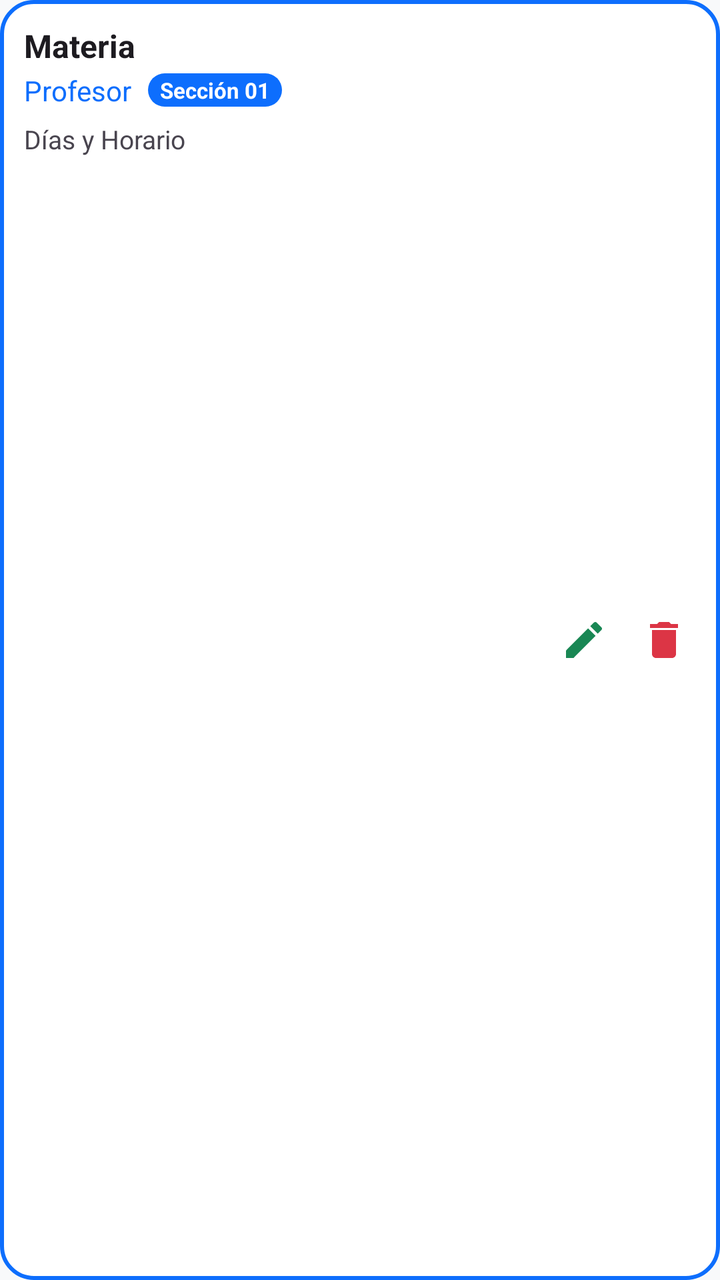
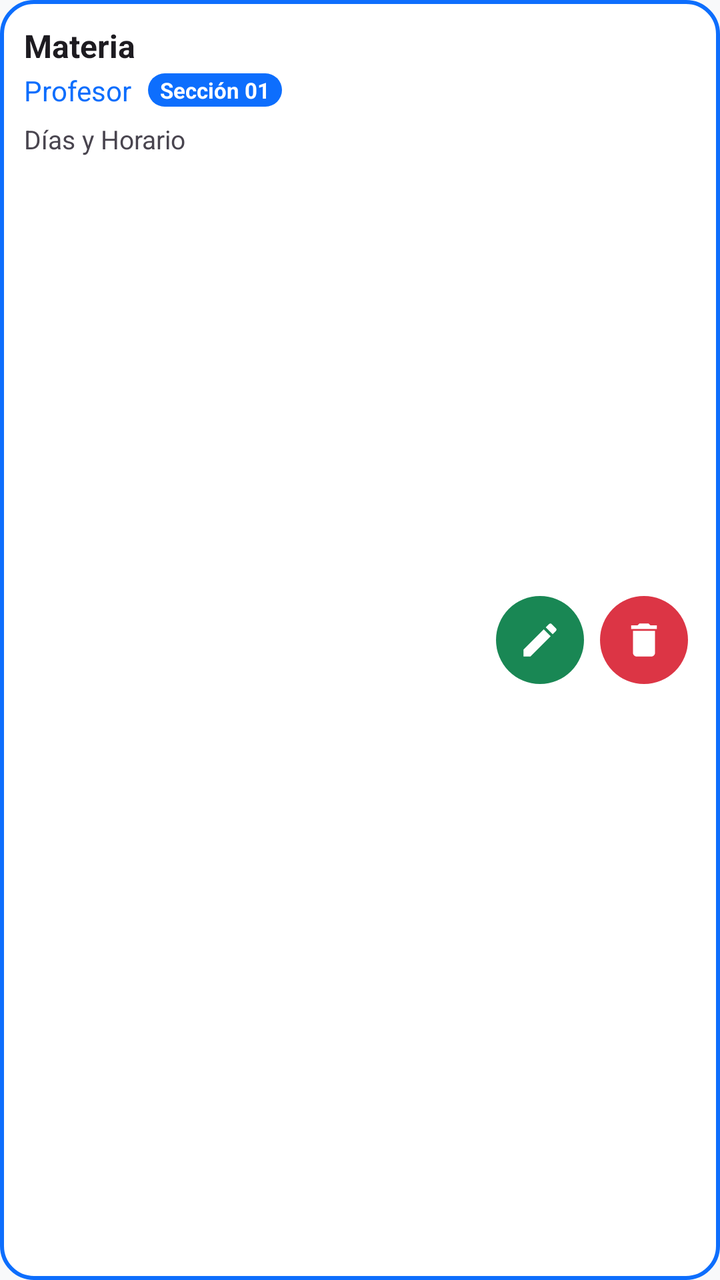

The first picture is an Android layout as it rendered before a commit; the second is the same layout after the commit. The layout source and the unified diff follow.
<!-- AndroidManifest.xml: application theme Theme.MyApplication -->
<!-- res/layout/item_schedule.xml -->
<?xml version="1.0" encoding="utf-8"?>
<RelativeLayout xmlns:android="http://schemas.android.com/apk/res/android"
    xmlns:app="http://schemas.android.com/apk/res-auto"
    android:layout_width="match_parent"
    android:layout_height="wrap_content"
    android:padding="12dp"
    android:layout_marginBottom="10dp"
    android:layout_marginHorizontal="2dp"
    android:background="@drawable/bg_list_item">

    <LinearLayout
        android:id="@+id/layoutScheduleText"
        android:layout_width="wrap_content"
        android:layout_height="wrap_content"
        android:layout_alignParentStart="true"
        android:layout_toStartOf="@id/layoutScheduleActions"
        android:orientation="vertical">

        <TextView
            android:id="@+id/tvScheduleSubject"
            android:layout_width="wrap_content"
            android:layout_height="wrap_content"
            android:text="Materia"
            android:textColor="?android:attr/textColorPrimary"
            android:textSize="16sp"
            android:textStyle="bold"
            android:layout_marginBottom="2dp" />

        <LinearLayout
            android:layout_width="wrap_content"
            android:layout_height="wrap_content"
            android:orientation="horizontal"
            android:gravity="center_vertical"
            android:layout_marginBottom="2dp">

            <TextView
                android:id="@+id/tvScheduleProfessor"
                android:layout_width="wrap_content"
                android:layout_height="wrap_content"
                android:text="Profesor"
                android:textColor="?attr/colorPrimary"
                android:textSize="14sp" />

            <TextView
                android:id="@+id/tvScheduleSection"
                android:layout_width="wrap_content"
                android:layout_height="wrap_content"
                android:layout_marginStart="8dp"
                android:text="Sección 01"
                android:textSize="11sp"
                android:textStyle="bold"
                android:paddingHorizontal="6dp"
                android:paddingVertical="1dp"
                android:background="@drawable/bg_badge_primary"
                android:textColor="@color/white"
                android:visibility="visible" />
        </LinearLayout>

        <TextView
            android:id="@+id/tvScheduleTime"
            android:layout_width="wrap_content"
            android:layout_height="wrap_content"
            android:text="Días y Horario"
            android:textColor="?android:attr/textColorSecondary"
            android:textSize="13sp"
            android:layout_marginTop="4dp" />
    </LinearLayout>

    <LinearLayout
        android:id="@+id/layoutScheduleActions"
        android:layout_width="wrap_content"
        android:layout_height="wrap_content"
        android:layout_alignParentEnd="true"
        android:layout_centerVertical="true"
        android:orientation="horizontal">

        <ImageButton
            android:id="@+id/btnEditSchedule"
            android:layout_width="32dp"
            android:layout_height="32dp"
            android:background="?attr/selectableItemBackgroundBorderless"
            android:src="@drawable/ic_edit"
            app:tint="@color/bs_success"
            android:contentDescription="Editar horario"/>

        <ImageButton
            android:id="@+id/btnDeleteSchedule"
            android:layout_width="32dp"
            android:layout_height="32dp"
            android:layout_marginStart="8dp"
            android:background="?attr/selectableItemBackgroundBorderless"
            android:src="@drawable/ic_delete"
            app:tint="@color/bs_danger"
            android:contentDescription="Eliminar horario"/>
    </LinearLayout>

</RelativeLayout>
<!-- resources referenced by this layout -->
<resources>
  <color name="bs_danger">#dc3545</color>
  <color name="bs_success">#198754</color>
  <color name="white">#FFFFFFFF</color>
  <!-- drawable bg_badge_primary (drawable) -->
  <?xml version="1.0" encoding="utf-8"?>
  <shape xmlns:android="http://schemas.android.com/apk/res/android">
      <solid android:color="?attr/colorPrimary" />
      <corners android:radius="10dp" />
  </shape>
  <!-- drawable bg_list_item (drawable) -->
  <?xml version="1.0" encoding="utf-8"?>
  <shape xmlns:android="http://schemas.android.com/apk/res/android">
      <solid android:color="?attr/colorSurface" />
      <stroke
          android:width="2dp"
          android:color="?attr/colorPrimary" />
      <corners android:radius="16dp" />
  </shape>
  <!-- drawable ic_delete (drawable) -->
  <vector xmlns:android="http://schemas.android.com/apk/res/android"
      android:width="24dp"
      android:height="24dp"
      android:viewportWidth="24"
      android:viewportHeight="24">
      <path
          android:fillColor="#000000"
          android:pathData="M6,19c0,1.1 0.9,2 2,2h8c1.1,0 2,-0.9 2,-2V7H6v12zM19,4h-3.5l-1,-1h-5l-1,1H5v2h14V4z" />
  </vector>
  <!-- drawable ic_edit (drawable) -->
  <vector xmlns:android="http://schemas.android.com/apk/res/android"
      android:width="24dp"
      android:height="24dp"
      android:viewportWidth="24"
      android:viewportHeight="24">
      <path
          android:fillColor="#000000"
          android:pathData="M3,17.25V21h3.75L17.81,9.94l-3.75,-3.75L3,17.25zM20.71,7.04c0.39,-0.39 0.39,-1.02 0,-1.41l-2.34,-2.34c-0.39,-0.39 -1.02,-0.39 -1.41,0l-1.83,1.83 3.75,3.75 1.83,-1.83z" />
  </vector>
  <style name="Theme.MyApplication" parent="Base.Theme.MyApplication" />
  <style name="Base.Theme.MyApplication" parent="Theme.Material3.DayNight.NoActionBar">
          <item name="colorPrimary">@color/accent_blue</item>
          <item name="colorOnPrimary">@color/white</item>
          <item name="colorSecondary">@color/bs_secondary</item>
          <item name="android:statusBarColor">@color/bs_dark</item>
          <item name="android:windowBackground">@color/bs_light</item>
          <item name="colorSurface">@color/surface_light</item>
          <item name="materialCardViewStyle">@style/Widget.Bootstrap.Card</item>
          <item name="cardViewStyle">@style/Widget.Bootstrap.Card</item>
          <item name="alertDialogTheme">@style/Theme.MyApplication.Dialog</item>
      </style>
  <color name="accent_blue">#0d6efd</color>
  <color name="bs_secondary">#6c757d</color>
  <color name="bs_dark">#212529</color>
  <color name="bs_light">#f8f9fa</color>
  <color name="surface_light">#FFFFFF</color>
  <style name="Widget.Bootstrap.Card" parent="Widget.Material3.CardView.Outlined">
          <item name="cardBackgroundColor">?attr/colorSurface</item>
          <item name="cardCornerRadius">16dp</item>
          <item name="cardElevation">3dp</item>
          <item name="strokeColor">?attr/colorPrimary</item>
          <item name="strokeWidth">2dp</item>
          <item name="android:layout_margin">8dp</item>
      </style>
  <style name="Theme.MyApplication.Dialog" parent="ThemeOverlay.Material3.MaterialAlertDialog">
          <item name="shapeAppearanceOverlay">@style/ShapeAppearance.MyApplication.Dialog</item>
      </style>
  <style name="ShapeAppearance.MyApplication.Dialog" parent="ShapeAppearance.Material3.LargeComponent">
          <item name="cornerSize">20dp</item>
      </style>
</resources>

<!-- the commit's change to res/layout/item_schedule.xml (unified diff, before → after) -->
@@ -74,23 +74,50 @@
         android:layout_centerVertical="true"
         android:orientation="horizontal">
 
-        <ImageButton
+        <com.google.android.material.button.MaterialButton
             android:id="@+id/btnEditSchedule"
-            android:layout_width="32dp"
-            android:layout_height="32dp"
-            android:background="?attr/selectableItemBackgroundBorderless"
-            android:src="@drawable/ic_edit"
-            app:tint="@color/bs_success"
+            style="@style/Widget.Material3.Button.TonalButton"
+            android:layout_width="44dp"
+            android:layout_height="44dp"
+            android:minWidth="0dp"
+            android:minHeight="0dp"
+            android:padding="0dp"
+            android:insetTop="0dp"
+            android:insetBottom="0dp"
+            android:insetLeft="0dp"
+            android:insetRight="0dp"
+            app:cornerRadius="22dp"
+            app:icon="@drawable/ic_edit"
+            app:iconGravity="textStart"
+            app:iconPadding="0dp"
+            app:iconSize="22dp"
+            app:iconTint="@color/white"
+            app:backgroundTint="@color/bs_success"
+            android:layout_marginStart="4dp"
+            android:layout_marginEnd="4dp"
             android:contentDescription="Editar horario"/>
 
-        <ImageButton
+        <com.google.android.material.button.MaterialButton
             android:id="@+id/btnDeleteSchedule"
-            android:layout_width="32dp"
-            android:layout_height="32dp"
-            android:layout_marginStart="8dp"
-            android:background="?attr/selectableItemBackgroundBorderless"
-            android:src="@drawable/ic_delete"
-            app:tint="@color/bs_danger"
+            style="@style/Widget.Material3.Button.TonalButton"
+            android:layout_width="44dp"
+            android:layout_height="44dp"
+            android:minWidth="0dp"
+            android:minHeight="0dp"
+            android:padding="0dp"
+            android:insetTop="0dp"
+            android:insetBottom="0dp"
+            android:insetLeft="0dp"
+            android:insetRight="0dp"
+            app:cornerRadius="22dp"
+            app:icon="@drawable/ic_delete"
+            app:iconGravity="textStart"
+            app:iconPadding="0dp"
+            app:iconSize="22dp"
+            app:iconTint="@color/white"
+            app:backgroundTint="@color/bs_danger"
+            android:layout_marginStart="4dp"
+            android:layout_marginEnd="4dp"
             android:contentDescription="Eliminar horario"/>
     </LinearLayout>
 
